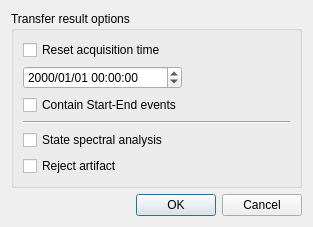
First picture: the form in MiSleep/gui/uis/transfer_result_dialog.ui, repository BryanWang0702/MiSleep, before the edit.
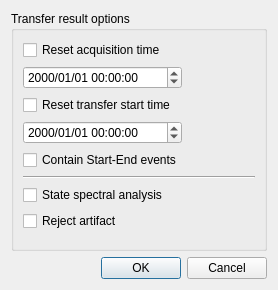
Second picture: the form after the edit.

Commit message: add transfer_result time start editor

```diff
--- a/MiSleep/gui/uis/transfer_result_dialog.ui
+++ b/MiSleep/gui/uis/transfer_result_dialog.ui
@@ -6,8 +6,8 @@
    <rect>
     <x>0</x>
     <y>0</y>
-    <width>313</width>
-    <height>197</height>
+    <width>278</width>
+    <height>290</height>
    </rect>
   </property>
   <property name="windowTitle">
@@ -20,7 +20,14 @@
       <string>Transfer result options</string>
      </property>
      <layout class="QGridLayout" name="gridLayout">
-      <item row="5" column="0">
+      <item row="5" column="0" colspan="2">
+       <widget class="Line" name="line">
+        <property name="orientation">
+         <enum>Qt::Horizontal</enum>
+        </property>
+       </widget>
+      </item>
+      <item row="7" column="0">
        <widget class="QCheckBox" name="RejectArtifactCheckBox">
         <property name="text">
          <string>Reject artifact</string>
@@ -28,19 +35,26 @@
        </widget>
       </item>
       <item row="4" column="0">
-       <widget class="QCheckBox" name="StateSpecAnalysisCheckBox">
-        <property name="text">
-         <string>State spectral analysis</string>
-        </property>
-       </widget>
-      </item>
-      <item row="2" column="0">
        <widget class="QCheckBox" name="ContainEventsCheckBox">
         <property name="text">
          <string>Contain Start-End events</string>
         </property>
        </widget>
       </item>
+      <item row="6" column="0">
+       <widget class="QCheckBox" name="StateSpecAnalysisCheckBox">
+        <property name="text">
+         <string>State spectral analysis</string>
+        </property>
+       </widget>
+      </item>
+      <item row="1" column="0">
+       <widget class="QDateTimeEdit" name="ACTimeEditor">
+        <property name="displayFormat">
+         <string>yyyy/MM/dd HH:mm:ss</string>
+        </property>
+       </widget>
+      </item>
       <item row="0" column="0">
        <widget class="QCheckBox" name="ResetTimeCheckBox">
         <property name="text">
@@ -48,10 +62,10 @@
         </property>
        </widget>
       </item>
-      <item row="1" column="0">
-       <widget class="QDateTimeEdit" name="ACTimeEditor">
-        <property name="displayFormat">
-         <string>yyyy/MM/dd HH:mm:ss</string>
+      <item row="2" column="0">
+       <widget class="QCheckBox" name="ResetTransferStartTimeCheckBox">
+        <property name="text">
+         <string>Reset transfer start time</string>
         </property>
        </widget>
       </item>
@@ -68,12 +82,25 @@
         </property>
        </spacer>
       </item>
-      <item row="3" column="0" colspan="2">
-       <widget class="Line" name="line">
+      <item row="3" column="0">
+       <widget class="QDateTimeEdit" name="TransferStartTimeEdit">
+        <property name="displayFormat">
+         <string>yyyy/MM/dd HH:mm:ss</string>
+        </property>
+       </widget>
+      </item>
+      <item row="3" column="1">
+       <spacer name="horizontalSpacer_2">
         <property name="orientation">
          <enum>Qt::Horizontal</enum>
         </property>
-       </widget>
+        <property name="sizeHint" stdset="0">
+         <size>
+          <width>40</width>
+          <height>20</height>
+         </size>
+        </property>
+       </spacer>
       </item>
      </layout>
     </widget>
```
The commit also changes 4 other files.
